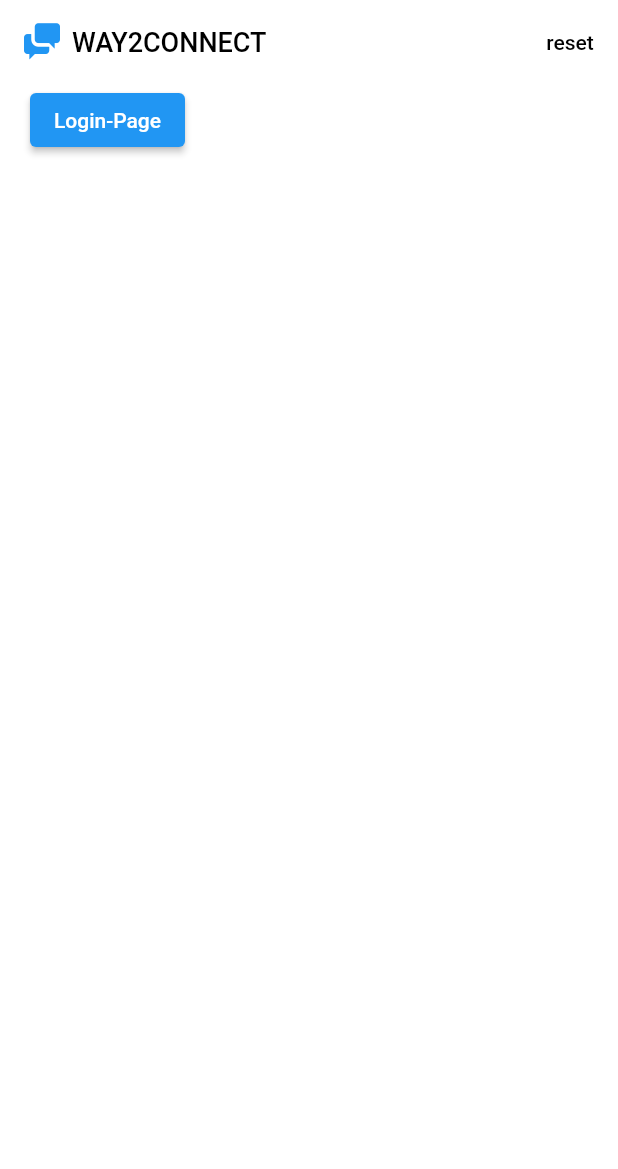
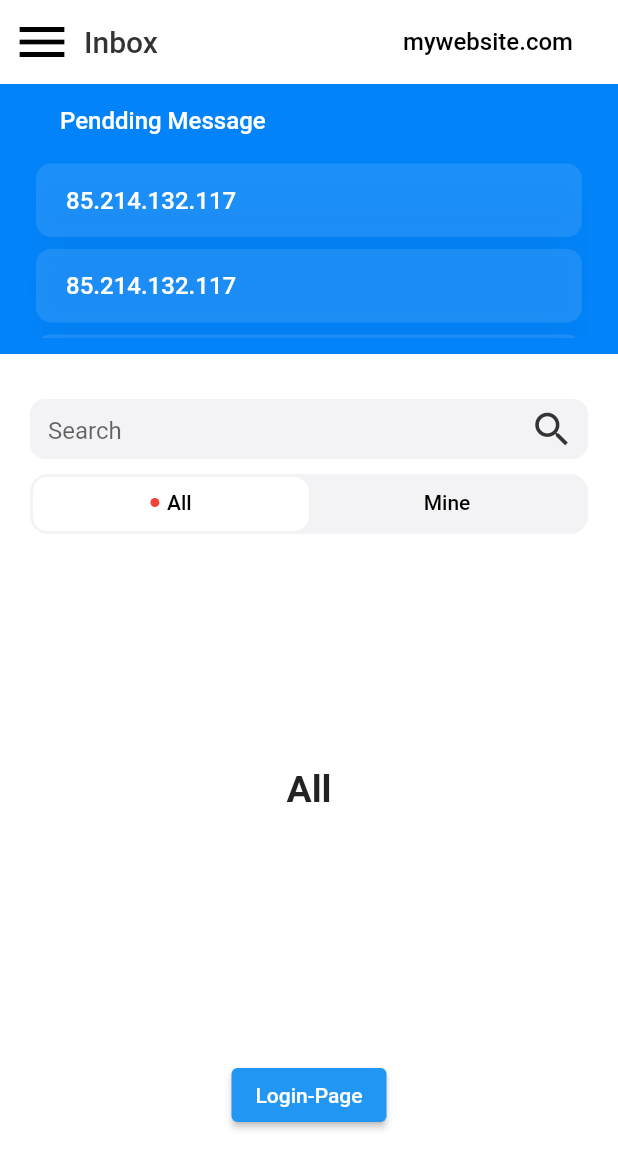
Before and after one commit to mojtaba1180/way2connect_app, a Flutter app: the screen it shows after launch, on a phone screen of 412 x 824 dp. Shown: the top 1169 px of the screen. Run offline on Flutter 3.47's test engine with Material 2 defaults, Android fonts, the phone set to English and light mode, and no system bars; our stand-ins replace get, loading_animation_widget; missing offline and left inert: is_first_run.

Commit message:
add home Page

```diff
--- /dev/null
+++ b/lib/src/components/tab-bar/tab-bar.dart
@@ -0,0 +1,120 @@
+import 'package:flutter/material.dart';
+import 'package:way2connect/src/constants/color.dart';
+
+class StackOver extends StatefulWidget {
+  @override
+  _StackOverState createState() => _StackOverState();
+}
+
+class _StackOverState extends State<StackOver>
+    with SingleTickerProviderStateMixin {
+  late TabController _tabController;
+
+  @override
+  void initState() {
+    _tabController = TabController(length: 2, vsync: this);
+    super.initState();
+  }
+
+  @override
+  void dispose() {
+    super.dispose();
+    _tabController.dispose();
+  }
+
+  @override
+  Widget build(BuildContext context) {
+    return Scaffold(
+      backgroundColor: Colors.white,
+      body: Padding(
+        padding: const EdgeInsets.symmetric(vertical: 10),
+        child: Column(
+          children: [
+            // give the tab bar a height [can change hheight to preferred height]
+            Container(
+                height: 40,
+                decoration: BoxDecoration(
+                  color: tLightGray,
+                  borderRadius: BorderRadius.circular(
+                    12.0,
+                  ),
+                ),
+                child: Padding(
+                    padding: const EdgeInsets.all(2),
+                    child: TabBar(
+                      controller: _tabController,
+                      // give the indicator a decoration (color and border radius)
+                      indicator: BoxDecoration(
+                        borderRadius: BorderRadius.circular(
+                          10.0,
+                        ),
+                        color: Colors.white,
+                      ),
+                      labelColor: Colors.black,
+                      unselectedLabelColor: Colors.black,
+                      tabs: [
+                        // first tab [you can add an icon using the icon property]
+                        Tab(
+                          child: Row(
+                              crossAxisAlignment: CrossAxisAlignment.center,
+                              mainAxisAlignment: MainAxisAlignment.center,
+                              children: [
+                                Container(
+                                  width: 6,
+                                  height: 6,
+                                  decoration: BoxDecoration(
+                                    color: Colors.red,
+                                    borderRadius: BorderRadius.circular(
+                                      12.0,
+                                    ),
+                                  ),
+                                  child: const SizedBox(height: 1),
+                                ),
+                                const Padding(
+                                  padding: EdgeInsets.only(left: 5),
+                                  child: Text("All"),
+                                ),
+                              ]),
+                        ),
+
+                        // second tab [you can add an icon using the icon property]
+                        const Tab(
+                          text: 'Mine',
+                        ),
+                      ],
+                    ))),
+            // tab bar view here
+            Expanded(
+              child: TabBarView(
+                controller: _tabController,
+                children: const [
+                  // first tab bar view widget
+                  Center(
+                    child: Text(
+                      'All',
+                      style: TextStyle(
+                        fontSize: 25,
+                        fontWeight: FontWeight.w600,
+                      ),
+                    ),
+                  ),
+
+                  // second tab bar view widget
+                  Center(
+                    child: Text(
+                      'Main',
+                      style: TextStyle(
+                        fontSize: 25,
+                        fontWeight: FontWeight.w600,
+                      ),
+                    ),
+                  ),
+                ],
+              ),
+            ),
+          ],
+        ),
+      ),
+    );
+  }
+}
--- a/lib/src/pages/homePage/homePage.dart
+++ b/lib/src/pages/homePage/homePage.dart
@@ -1,9 +1,10 @@
 import 'package:flutter/material.dart';
 import 'package:get/get.dart';
 import 'package:is_first_run/is_first_run.dart';
-import 'package:way2connect/src/components/icon-with-text/icon-with-text.dart';
-import 'package:way2connect/src/constants/app_icon_icons.dart';
-import 'package:way2connect/src/constants/text_strings.dart';
+import 'package:way2connect/src/components/pending-message/pending-message.dart';
+import 'package:way2connect/src/components/tab-bar/tab-bar.dart';
+import 'package:way2connect/src/constants/color.dart';
+import 'package:way2connect/src/constants/sizes.dart';
 import 'package:way2connect/src/pages/auth/login-form.dart';
 
 class HomePage extends StatefulWidget {
@@ -34,12 +35,16 @@ class _HomePageState extends State<HomePage> {
     return Scaffold(
       backgroundColor: Colors.white,
       appBar: AppBar(
+        leading: const Icon(
+          Icons.menu,
+          color: Colors.black,
+          size: 40,
+        ),
+        titleSpacing: 0,
         elevation: 0,
-        title: const IconWithText(
-          icon: AppIcon.logo,
-          text: tAppName,
-          iconColor: Colors.blue,
-          textColor: Colors.black,
+        title: const Text(
+          "Inbox",
+          style: TextStyle(color: tDark),
         ),
         backgroundColor: Colors.white,
         actions: <Widget>[
@@ -49,26 +54,53 @@ class _HomePageState extends State<HomePage> {
             children: [
               ElevatedButton(
                   style: ElevatedButton.styleFrom(
-                      padding: const EdgeInsets.only(right: 0),
+                      padding: const EdgeInsets.only(right: 30),
                       backgroundColor: Colors.transparent,
                       shadowColor: Colors.transparent),
                   onPressed: () async => {await IsFirstRun.reset()},
                   child: const Text(
-                    "reset",
-                    style: TextStyle(color: Colors.black),
+                    "mywebsite.com",
+                    style: TextStyle(
+                        color: Colors.black, fontSize: tPrimaryFontSize),
                   ))
             ],
           )
         ],
       ),
       body: Stack(
-        alignment: Alignment.bottomCenter,
         children: [
           // ignore: prefer_const_constructors
           // ignore: unnecessary_const
-
-          const SizedBox(
-            height: 30,
+          PendingMessage(context),
+          Container(
+              margin: const EdgeInsets.only(top: 180),
+              width: double.infinity,
+              color: Colors.white,
+              padding: const EdgeInsets.symmetric(horizontal: 20, vertical: 30),
+              child: Column(
+                children: [
+                  Container(
+                    height: 40,
+                    decoration: BoxDecoration(
+                        color: tLightGray,
+                        borderRadius: BorderRadius.circular(10)),
+                    child: const TextField(
+                      decoration: InputDecoration(
+                        suffixIcon: Icon(
+                          Icons.search,
+                          size: 30,
+                          color: tDark,
+                        ),
+                        border: InputBorder.none,
+                        filled: true,
+                        hintText: "Search",
+                        fillColor: Colors.transparent,
+                      ),
+                    ),
+                  ),
+                  SizedBox(
+                    height: 400,
+                    child: StackOver(),
                   ),
                   Padding(
                     padding: const EdgeInsets.only(right: 20, left: 20),
@@ -81,6 +113,8 @@ class _HomePageState extends State<HomePage> {
                         child: const Text("Login-Page")),
                   )
                 ],
+              )),
+        ],
       ),
     );
   }
```
Lines whose indentation alone changed are shown as unchanged.
